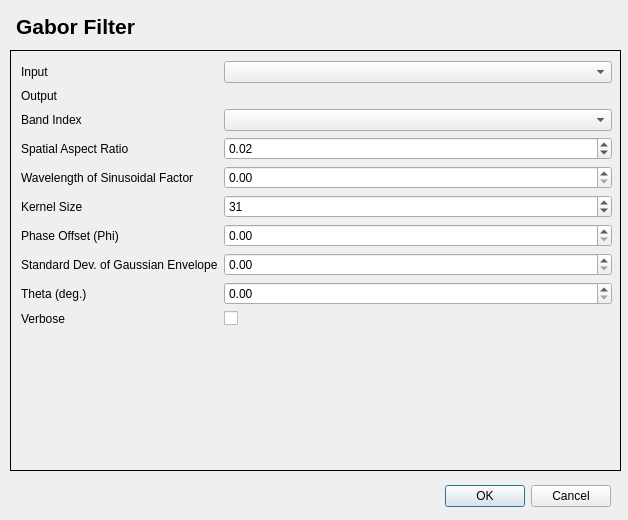
AUGSignals/qgis-plugins, file texture_gabor_filter/gabor_filter_dialog_base.ui: the form before one commit.
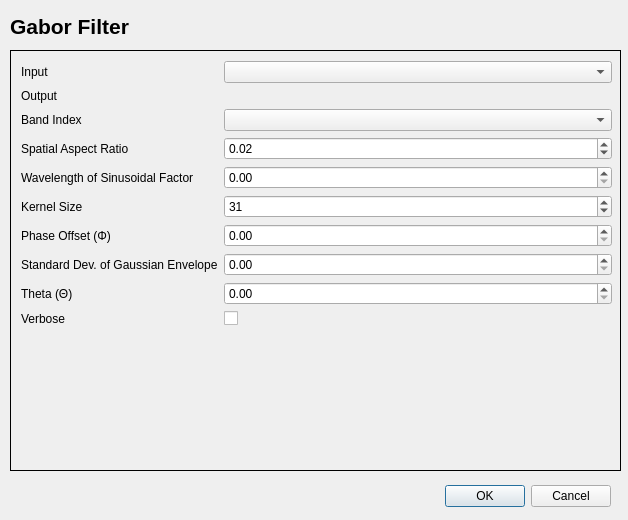
The form after the commit. Icons and pictures are not drawn. Custom widgets are drawn as their Qt base class.

```diff
--- a/texture_gabor_filter/gabor_filter_dialog_base.ui
+++ b/texture_gabor_filter/gabor_filter_dialog_base.ui
@@ -34,7 +34,7 @@
     <rect>
      <x>10</x>
      <y>10</y>
-     <width>131</width>
+     <width>601</width>
      <height>33</height>
     </rect>
    </property>
@@ -46,7 +46,7 @@
 &lt;p style=&quot; margin-top:0px; margin-bottom:0px; margin-left:0px; margin-right:0px; -qt-block-indent:0; text-indent:0px;&quot;&gt;&lt;span style=&quot; font-size:16pt; font-weight:600;&quot;&gt;Gabor Filter&lt;/span&gt;&lt;/p&gt;&lt;/body&gt;&lt;/html&gt;</string>
    </property>
    <property name="alignment">
-    <set>Qt::AlignCenter</set>
+    <set>Qt::AlignLeading|Qt::AlignLeft|Qt::AlignVCenter</set>
    </property>
   </widget>
   <widget class="QStackedWidget" name="stackedWidget">
@@ -173,7 +173,7 @@
       <item row="6" column="0">
        <widget class="QLabel" name="phaseOffsetPhiLabel">
         <property name="text">
-         <string>Phase Offset (Phi)</string>
+         <string>Phase Offset (Φ)</string>
         </property>
        </widget>
       </item>
@@ -187,7 +187,7 @@
       <item row="8" column="0">
        <widget class="QLabel" name="thetaLabel">
         <property name="text">
-         <string>Theta (deg.)</string>
+         <string>Theta (Θ)</string>
         </property>
        </widget>
       </item>
```
Left out of the diff: 15 changed lines with no effect on the pictures.
